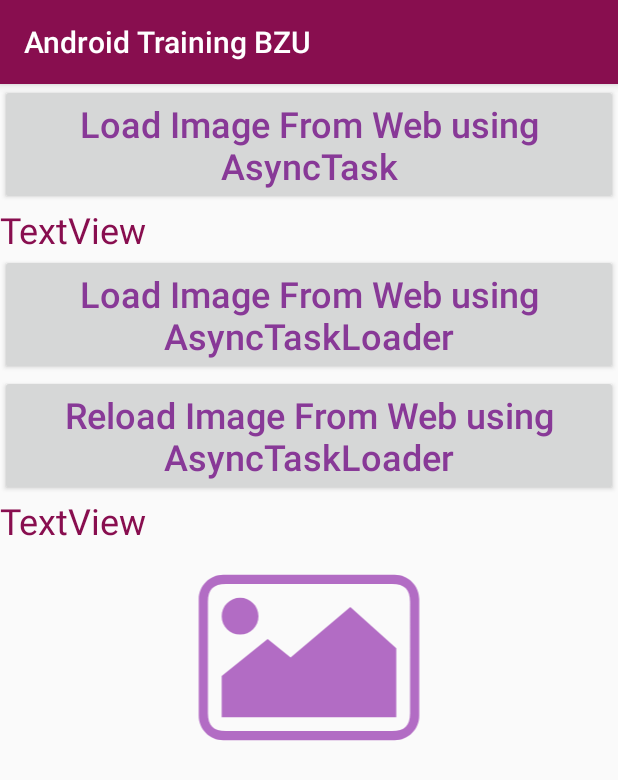
After one commit to abuhmead1987/AndroidTrainingBZU, an Android app: the LoadImagesAsyncAndLoaderActivity screen opened directly, with no data from a screen before it, on a phone screen of 412 x 824 dp. The commit adds this screen. Shown: the top 780 px of the screen. Run offline under Robolectric (Android 15) with nearby library versions, the phone set to English and light mode, and no system bars; Roboto replaces fonts that are not available here.

Commit message:
Progress Bar, AsyncTask, AsyncTaskLoader, RecyclerView

```diff
--- a/app/src/main/java/com/examples/android/androidtrainingbzu/MainActivity.java
+++ b/app/src/main/java/com/examples/android/androidtrainingbzu/MainActivity.java
@@ -48,9 +48,10 @@ public class MainActivity extends AppCompatActivity {
             case R.id.btn_startTabsActivity:
                 startActivity(new Intent(this,TabsActivity.class));
                 break;
-            case R.id.btn_startRecyclerViewActivity:
-                startActivity(new Intent(this,HR_MainActivity.class));
+            case R.id.btn_startLoadImagesActivity:
+                startActivity(new Intent(this,LoadImagesAsyncAndLoaderActivity.class));
                 break;
+
 
         }
     }
--- /dev/null
+++ b/app/src/main/res/drawable/image_placeholder.xml
@@ -0,0 +1,5 @@
+<vector android:autoMirrored="true" android:height="24dp"
+    android:viewportHeight="1000" android:viewportWidth="1000"
+    android:width="24dp" xmlns:android="http://schemas.android.com/apk/res/android">
+    <path android:fillColor="#B26CC4" android:pathData="M881.1,132.5H118.9C59,132.5 10,181.5 10,241.4v517.3c0,59.9 49,108.9 108.9,108.9h762.2c59.9,0 108.9,-49 108.9,-108.9V241.4C990,181.5 941,132.5 881.1,132.5zM949.2,747.3c0,54.9 -24.5,79.4 -79.4,79.4H130.3c-54.9,0 -79.4,-24.5 -79.4,-79.4V252.7c0,-54.9 24.5,-79.4 79.4,-79.4h739.5c54.9,0 79.4,24.5 79.4,79.4V747.3zM316.3,418.3L418.3,500l265.4,-224.6l204.2,183.8v306.3H112.1V581.7L316.3,418.3zM193.8,234.6c-45.1,0 -81.7,36.6 -81.7,81.7s36.6,81.7 81.7,81.7s81.7,-36.6 81.7,-81.7S238.9,234.6 193.8,234.6z"/>
+</vector>
--- /dev/null
+++ b/app/src/main/res/layout/activity_load_images_async_and_loader.xml
@@ -0,0 +1,60 @@
+<?xml version="1.0" encoding="utf-8"?>
+<LinearLayout xmlns:android="http://schemas.android.com/apk/res/android"
+    xmlns:app="http://schemas.android.com/apk/res-auto"
+    xmlns:tools="http://schemas.android.com/tools"
+    android:layout_width="match_parent"
+    android:layout_height="match_parent"
+    tools:context=".LoadImagesAsyncAndLoaderActivity"
+    android:orientation="vertical">
+
+    <Button
+        android:id="@+id/button8"
+        android:layout_width="match_parent"
+        android:layout_height="wrap_content"
+        android:text="Load Image From Web using AsyncTask"
+        android:onClick="loadImageFromWeb"/>
+
+    <TextView
+        android:id="@+id/txtvu_progessresult"
+        android:layout_width="match_parent"
+        android:layout_height="wrap_content"
+        android:text="TextView" />
+
+    <ProgressBar
+        android:id="@+id/progressBar"
+        style="?android:attr/progressBarStyle"
+        android:layout_width="match_parent"
+        android:layout_height="wrap_content"
+        android:visibility="gone"/>
+
+    <ImageView
+        android:id="@+id/img_frominternet"
+        android:layout_width="match_parent"
+        android:layout_height="215dp"
+        android:src="@drawable/image_placeholder"
+        android:visibility="gone"/>
+
+    <Button
+        android:id="@+id/button9"
+        android:layout_width="match_parent"
+        android:layout_height="wrap_content"
+        android:text="Load Image From Web using AsyncTaskLoader"
+        android:onClick="loadFromLoader"/>
+    <Button
+        android:layout_width="match_parent"
+        android:layout_height="wrap_content"
+        android:text="Reload Image From Web using AsyncTaskLoader"
+        android:onClick="reLoadFromLoader"/>
+
+    <TextView
+        android:id="@+id/txtvu_loader"
+        android:layout_width="match_parent"
+        android:layout_height="wrap_content"
+        android:text="TextView" />
+
+    <ImageView
+        android:id="@+id/img_load"
+        android:layout_width="match_parent"
+        android:layout_height="150dp"
+        android:src="@drawable/image_placeholder" />
+</LinearLayout>
--- a/app/src/main/res/values/strings.xml
+++ b/app/src/main/res/values/strings.xml
@@ -65,4 +65,5 @@ Create an Android project
     <string name="emp_id">Emp ID</string>
     <string name="title_employee_list">Employees</string>
     <string name="title_employee_detail">Employee Detail</string>
+    <string name="Url">https://www.android.com/static/2016/img/hero-carousel/banner-android-p-2.jpg</string>
 </resources>
```
Also changed, not shown: app/src/main/AndroidManifest.xml (+8 -4 lines), app/src/main/java/com/examples/android/androidtrainingbzu/LoadImagesAsyncAndLoaderActivity.java (added, +88 -0 lines), app/src/main/java/com/examples/android/androidtrainingbzu/Utils/DownloadFileAsyncTask.java (added, +78 -0 lines), app/src/main/java/com/examples/android/androidtrainingbzu/Utils/TaskLoader.java (added, +62 -0 lines), app/src/main/java/com/examples/android/androidtrainingbzu/Utils/Utils.java (+27 -0 lines), app/src/main/res/layout/activity_main.xml (+10 -0 lines).
